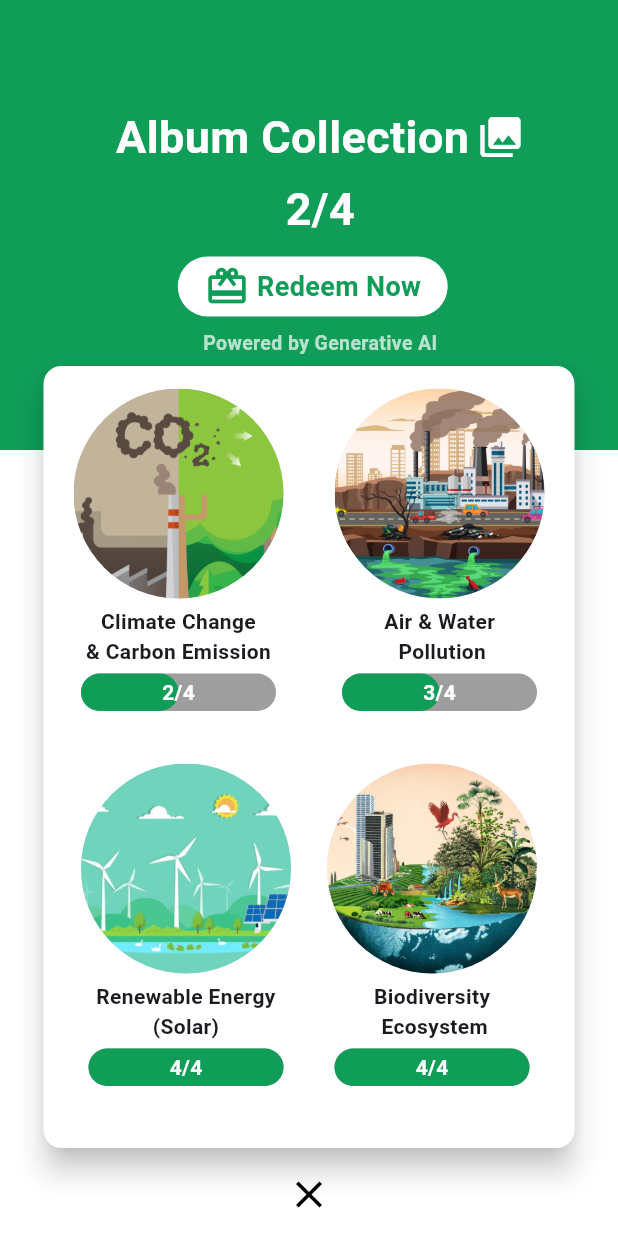
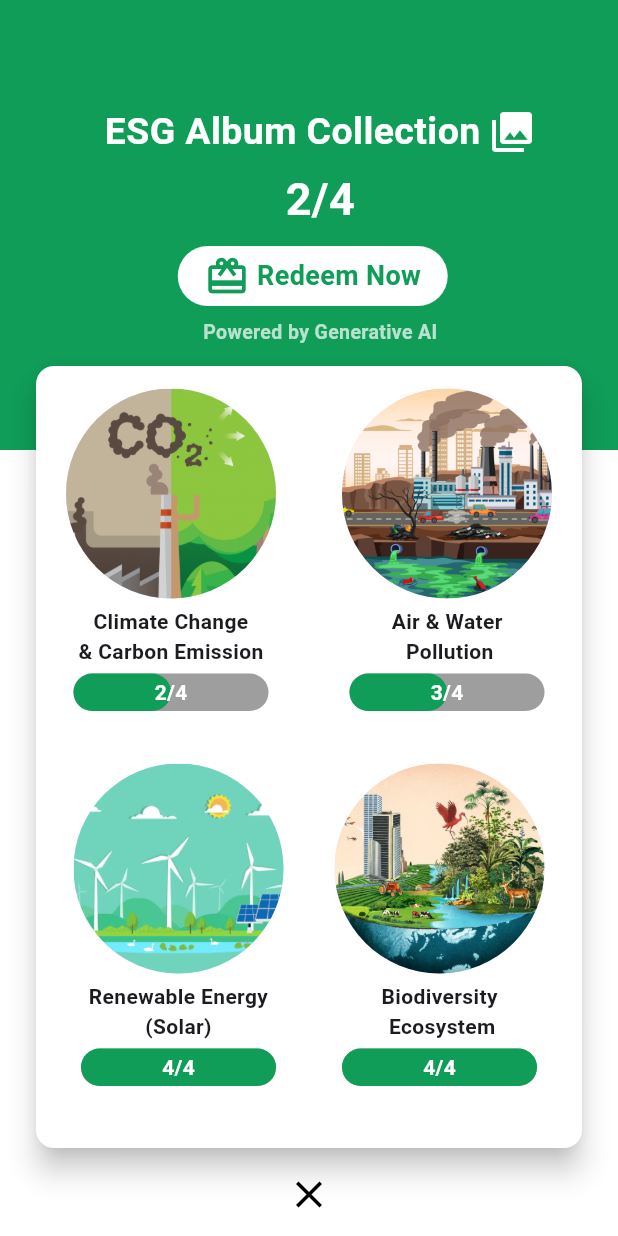
Before and after one commit to kennethng2168/AI-Shield-Public, a Flutter app: the AlbumScreen screen opened directly, on a phone screen of 412 x 824 dp. Run offline on Flutter 3.47's test engine with Material 3 defaults, Android fonts, the phone set to English and light mode, and no system bars; drawn by our look-alikes of percent_indicator; our stand-ins replace cloud_firestore, convert, file_picker, firebase_auth, firebase_core, firebase_storage and 19 more; missing offline and left inert: bip32, bip39, bip39_mnemonic, ed25519_hd_key, encrypt, flutter_inappwebview and 8 more; accounts and stored records are empty.

Commit message:
Added Share location in social media features, Album Collection ESG to promote ESG awareness and geolocator to share the location

```diff
--- a/aishield/lib/screens/home/album_screen.dart
+++ b/aishield/lib/screens/home/album_screen.dart
@@ -48,10 +48,10 @@ class _AlbumScreenState extends ConsumerState<AlbumScreen> {
                           Container(
                             alignment: Alignment.centerLeft,
                             child: Text(
-                              "Album Collection",
+                              "ESG Album Collection",
                               style: TextStyle(
                                 color: Colors.white,
-                                fontSize: 30,
+                                fontSize: 25,
                                 fontWeight: FontWeight.w600,
                               ),
                             ),
@@ -65,12 +65,15 @@ class _AlbumScreenState extends ConsumerState<AlbumScreen> {
                         ],
                       ),
                       const SizedBox(height: 5),
-                      Text(
-                        "2/4",
-                        style: TextStyle(
-                          color: Colors.white,
-                          fontWeight: FontWeight.bold,
-                          fontSize: 30,
+                      Container(
+                        alignment: Alignment.center,
+                        child: Text(
+                          "2/4",
+                          style: TextStyle(
+                            color: Colors.white,
+                            fontWeight: FontWeight.bold,
+                            fontSize: 30,
+                          ),
                         ),
                       ),
                       const SizedBox(height: 10),
@@ -134,8 +137,8 @@ class _AlbumScreenState extends ConsumerState<AlbumScreen> {
                   alignment: Alignment.topCenter,
                   padding: EdgeInsets.only(
                     top: 230,
-                    right: 15,
-                    left: 15,
+                    right: 10,
+                    left: 10,
                   ),
                   child: Container(
                     padding: EdgeInsets.all(10),
--- a/aishield/pubspec.yaml
+++ b/aishield/pubspec.yaml
@@ -61,6 +61,7 @@ dependencies:
   url_launcher: ^6.1.10
   flutter_map: ^6.1.0
   latlong2: ^0.9.0
+  social_share: ^2.3.1
 
   flutter_injected_web3: ^1.0.1
   line_awesome_flutter: ^2.0.0
```
Also changed, not shown: aishield/lib/screens/home/home.dart (+54 -5 lines), aishield/lib/screens/messages/SignIn/recovery.dart (+14 -63 lines), aishield/lib/screens/messages/SignIn/sign_in_page.dart (+5 -2 lines), aishield/pubspec.lock, 4 other files.
